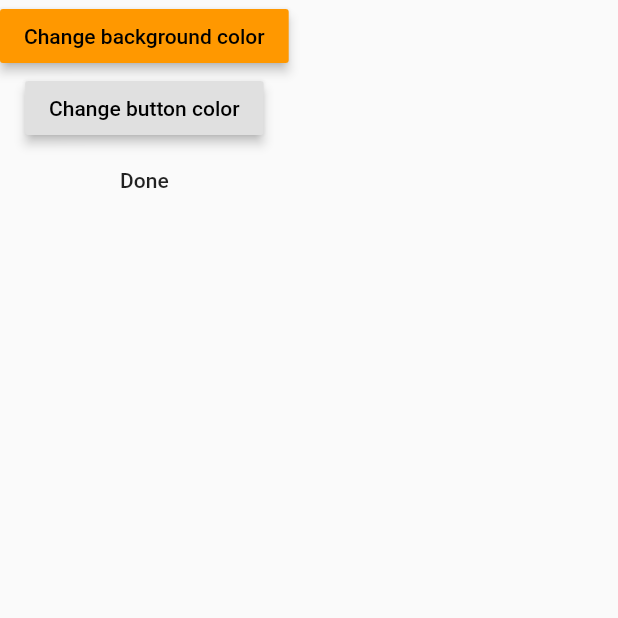
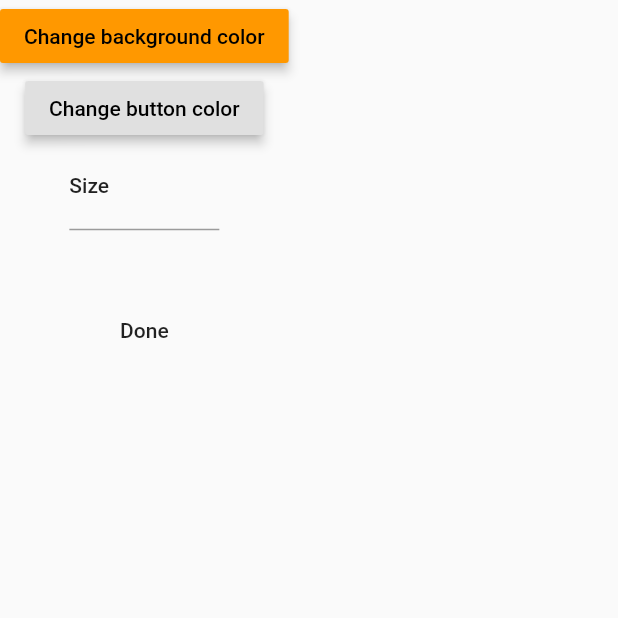
Before and after one commit to Hallis1221/Modlar, a Flutter app: the ThemeCreator screen opened directly, after a tap on "Done", on a phone screen of 412 x 824 dp, the top half of it. Run offline on Flutter 3.47's test engine with Material 2 defaults, Android fonts, the phone set to English and light mode, and no system bars; our stand-ins replace flutter_colorpicker, get_it, logger, rxdart, shared_preferences; accounts and stored records are empty; generated files the repository leaves out were written again.

Commit message:
:radio: Add font changer to newTheme page

```diff
--- a/ukeplanr_template/lib/UI/screens/testing/theme/newTheme.dart
+++ b/ukeplanr_template/lib/UI/screens/testing/theme/newTheme.dart
@@ -1,6 +1,10 @@
+import 'package:flutter/services.dart';
+import 'package:ukeplanr_template/logic/theme/custom/customTextTheme.dart';
 import 'package:ukeplanr_template/logic/theme/custom/customTheme.dart';
 import 'package:ukeplanr_template/UI/components/theme/colorPicker.dart';
 import 'package:ukeplanr_template/logic/theme/themes.dart';
+import 'package:ukeplanr_template/extensions/textStyle/setSize.dart';
+import 'package:ukeplanr_template/extensions/customTextTheme/toTextTheme.dart';
 
 import 'package:flutter_gen/gen_l10n/app_localizations.dart';
 import 'package:flutter/material.dart';
@@ -13,7 +17,8 @@ class ThemeCreator extends StatelessWidget {
   @override
   Widget build(BuildContext context) {
     CustomTheme customTheme = new CustomTheme(context: context);
-    return Container(
+    return Scaffold(
+      body: Container(
         child: Column(
           children: [
             _ColorChanger(
@@ -30,27 +35,82 @@ class ThemeCreator extends StatelessWidget {
               },
               title: AppLocalizations.of(context)!.changeButtonColor,
             ),
+            _TextChanger(
+              textTheme: customTheme.textTheme,
+            ),
             MaterialButton(
               child: Text("Done"),
               onPressed: () {
+                print(customTheme.textTheme.value.bodyText1.toString());
                 ThemesService themesServiceInstance =
                     GetIt.instance.get<ThemesService>();
                 themesServiceInstance.addTheme(
                     ThemeData(
                         backgroundColor: customTheme.backgroundColor.value,
                         buttonColor: customTheme.buttonColor.value,
-                  ),
+                        // !! TODO throws exception
+                        textTheme: new TextTheme(
+                            bodyText1:
+                                customTheme.textTheme.value.bodyText1.value)),
                     "custom");
                 themesServiceInstance.saveAndSetTheme("custom");
               },
             )
           ],
         ),
+      ),
     );
   }
 }
 
 // TODO make a text changer for changin textstyles
+class _TextChanger extends StatelessWidget {
+  const _TextChanger({
+    Key? key,
+    required this.textTheme,
+  }) : super(key: key);
+  final BehaviorSubject<CustomTextTheme> textTheme;
+  @override
+  Widget build(BuildContext context) {
+    return Container(
+      height: 100,
+      width: 100,
+      child: Row(
+        children: [
+          StreamBuilder<TextStyle?>(
+              stream: textTheme.value.bodyText1.stream,
+              builder: (context, snapshot) {
+                return Container(
+                  height: 100,
+                  width: 100,
+                  child: new TextField(
+                    decoration: new InputDecoration(
+                        labelText: "Size", labelStyle: snapshot.data),
+                    keyboardType: TextInputType.number,
+
+                    onChanged: (value) {
+                      textTheme.value.bodyText1.value = textTheme
+                          .value.bodyText1.value
+                          .setSize(int.parse(value));
+                    },
+                    inputFormatters: <TextInputFormatter>[
+                      FilteringTextInputFormatter.digitsOnly,
+                      TextInputFormatter.withFunction((oldValue, newValue) {
+                        if (int.parse(newValue.text) >= 144) {
+                          return oldValue;
+                        } else {
+                          return newValue;
+                        }
+                      })
+                    ], // Only numbers can be entered
+                  ),
+                );
+              }),
+        ],
+      ),
+    );
+  }
+}
 
 class _ColorChanger extends StatelessWidget {
   const _ColorChanger({
```
Lines whose indentation alone changed are shown as unchanged.
